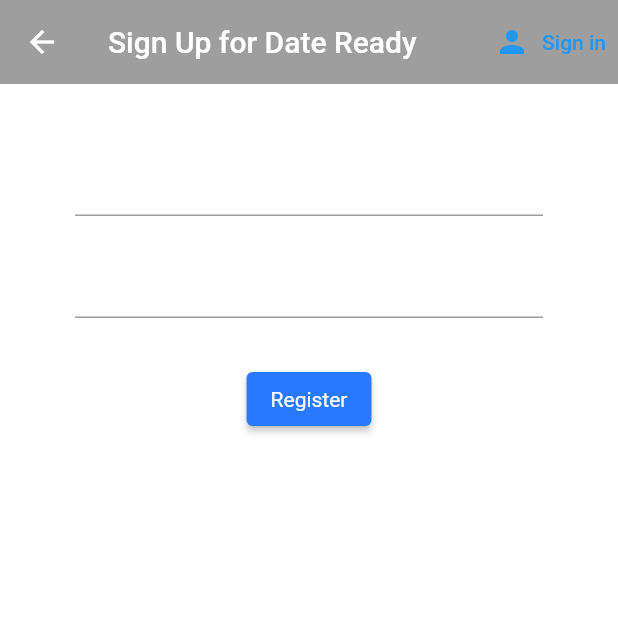
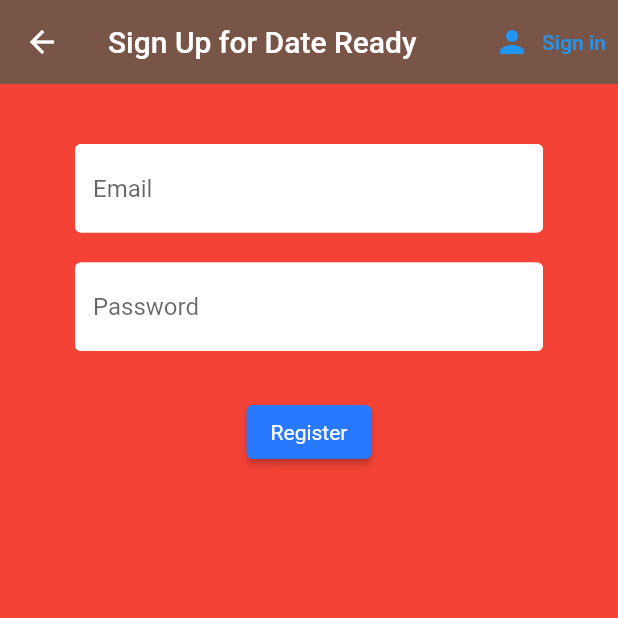
Before and after one commit to MauricioPatino/date-ready, a Flutter app: the Register screen opened directly with empty values, on a phone screen of 412 x 824 dp, the top half of it. Run offline on Flutter 3.47's test engine with Material 2 defaults, Android fonts, the phone set to English and light mode, and no system bars; our stand-ins replace carousel_slider, cloud_firestore, equatable, firebase_auth, firebase_core, flutter_spinkit; accounts and stored records are empty.

Commit message:
Added login and register functionalities all connected to Firebase

```diff
--- a/lib/ui/pages/authenticate/register.dart
+++ b/lib/ui/pages/authenticate/register.dart
@@ -1,5 +1,7 @@
 import 'package:flutter/material.dart';
 import 'package:ready_to_date/ui/pages/services/auth.dart';
+import 'package:ready_to_date/ui/pages/shared/constants.dart';
+import 'package:ready_to_date/ui/pages/shared/loading.dart';
 
 class Register extends StatefulWidget {
   //const Register({Key? key}) : super(key: key);
@@ -14,14 +16,20 @@ class Register extends StatefulWidget {
 class _RegisterState extends State<Register> {
   final AuthService _auth = AuthService();
 
+  final _formKey = GlobalKey<FormState>();
+
+  bool loading = false;
+
+
   var email = '';
   var password = '';
+  var error = '';
   @override
   Widget build(BuildContext context) {
-    return Scaffold(
-      backgroundColor: Colors.white,
+    return loading ? Loading() : Scaffold(
+      backgroundColor: Colors.red,
       appBar: AppBar(
-        backgroundColor: Colors.grey,
+        backgroundColor: Colors.brown,
         elevation: 0.0,
         title: Text('Sign Up for Date Ready'),
         actions: [
@@ -37,10 +45,13 @@ class _RegisterState extends State<Register> {
       body: Container(
           padding: EdgeInsets.symmetric(vertical: 20.0,horizontal: 50.0),
           child: Form(
+            key: _formKey,
             child: Column(
               children: [
                 SizedBox(height: 20,),
                 TextFormField(
+                  decoration:textInputDecoration.copyWith(hintText: 'Email'),
+                  validator: (val) => val!.isEmpty ? 'Enter your email' : null,
                   onChanged: (val){
                     setState(() {
                       email = val;
@@ -49,6 +60,8 @@ class _RegisterState extends State<Register> {
                 ),
                 SizedBox(height: 20,),
                 TextFormField(
+                  decoration:textInputDecoration.copyWith(hintText: 'Password'),
+                  validator: (val) => val!.length < 6 ? 'Enter a password 6 characters long' : null,
                   obscureText: true,
                   onChanged: (val){
                     setState(() {
@@ -64,10 +77,22 @@ class _RegisterState extends State<Register> {
                       textStyle: MaterialStateProperty.all(
                           TextStyle(color: Colors.white))),
                   onPressed: () async {
-                    print(email);
-                    print(password);
+                    setState(() {
+                      loading = true;
+                    });
+                    if(_formKey.currentState!.validate()){
+                      dynamic result = await _auth.registerWithEmailAndPassword(email, password);
+                      if(result == null){
+                        setState(() {
+                          error = 'Please enter a valid email';
+                          loading = false;
+                        });;
+                      }
+                    }
                   },
                 ),
+                SizedBox(height: 30,),
+                Text(error,style: TextStyle(color: Colors.red,fontSize: 20.0),)
               ],
             ),
           )
--- /dev/null
+++ b/lib/ui/pages/services/database.dart
@@ -0,0 +1,19 @@
+import 'package:cloud_firestore/cloud_firestore.dart';
+
+class DatabaseService {
+
+  final String uid;
+  DatabaseService({required this.uid});
+
+  //collection reference
+  final CollectionReference profiles = FirebaseFirestore.instance.collection('profile');
+
+  Future<void> updateUserData(String name, String photo, String biography, String oneLiner) async {
+    return await profiles.doc(uid).set({
+      'name': name,
+      'photo': photo,
+      'biography': biography,
+      'oneLiner': oneLiner,
+    });
+  }
+}
--- /dev/null
+++ b/lib/ui/pages/shared/constants.dart
@@ -0,0 +1,12 @@
+import 'package:flutter/material.dart';
+
+const textInputDecoration = InputDecoration(
+fillColor: Colors.white,
+filled: true,
+enabledBorder: OutlineInputBorder(
+borderSide: BorderSide(color: Colors.white, width: 2.0)
+),
+focusedBorder: OutlineInputBorder(
+borderSide: BorderSide(color: Colors.blue, width: 2.0)
+)
+);
--- a/pubspec.yaml
+++ b/pubspec.yaml
@@ -37,6 +37,9 @@ dependencies:
   swipeable_card_stack: ^0.0.5
   carousel_slider: ^4.0.0
   provider: ^6.0.2
+  flutter_spinkit: ^5.1.0
+
+
 dev_dependencies:
   flutter_test:
     sdk: flutter
```
Also changed, not shown: lib/ui/pages/authenticate/sign_in.dart (+29 -5 lines), lib/ui/pages/services/auth.dart (+31 -2 lines), lib/ui/pages/shared/loading.dart (added, +19 -0 lines), pubspec.lock.
